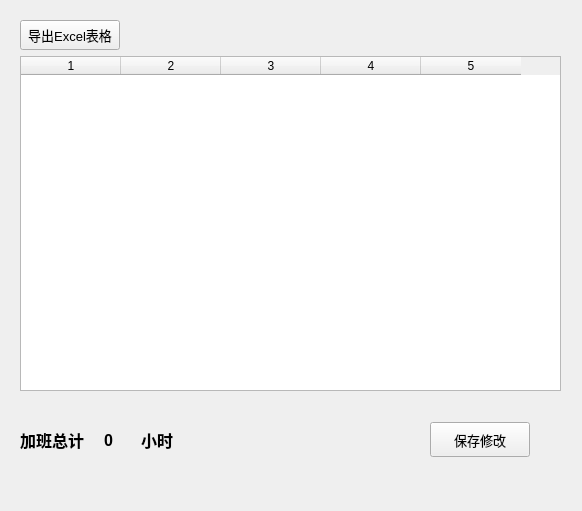
Old version of the form ui_tablewindow.ui in the repository squallyaohao/overtime-management.
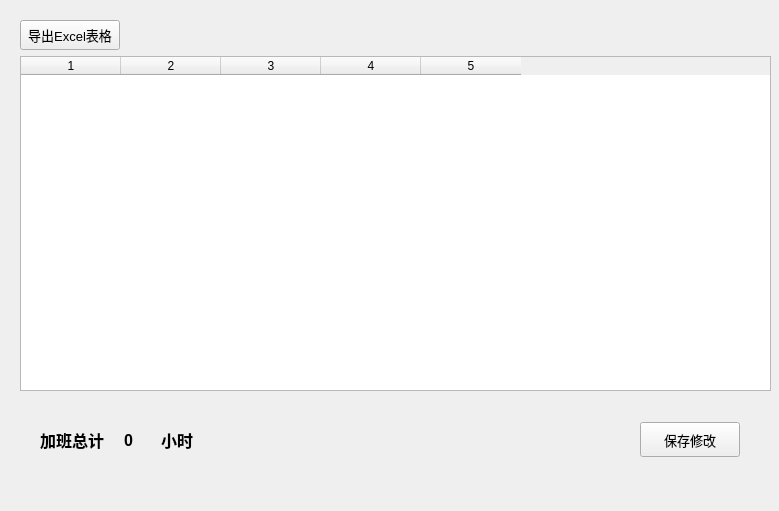
New version of the form.

Patch:
```diff
--- a/ui_tablewindow.ui
+++ b/ui_tablewindow.ui
@@ -6,7 +6,7 @@
    <rect>
     <x>0</x>
     <y>0</y>
-    <width>582</width>
+    <width>779</width>
     <height>511</height>
    </rect>
   </property>
@@ -18,7 +18,7 @@
     <rect>
      <x>20</x>
      <y>20</y>
-     <width>541</width>
+     <width>751</width>
      <height>371</height>
     </rect>
    </property>
@@ -76,7 +76,7 @@
   <widget class="QWidget" name="horizontalLayoutWidget">
    <property name="geometry">
     <rect>
-     <x>400</x>
+     <x>610</x>
      <y>400</y>
      <width>161</width>
      <height>80</height>
@@ -118,7 +118,7 @@
   <widget class="QWidget" name="horizontalLayoutWidget_2">
    <property name="geometry">
     <rect>
-     <x>20</x>
+     <x>40</x>
      <y>400</y>
      <width>161</width>
      <height>81</height>
```
